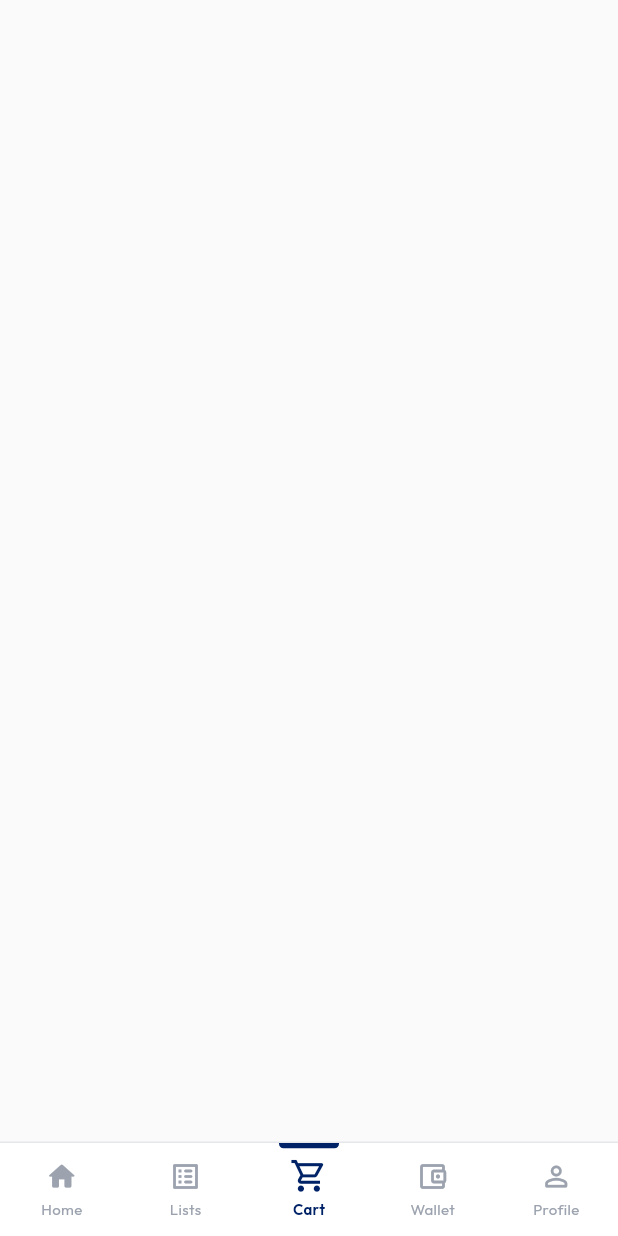
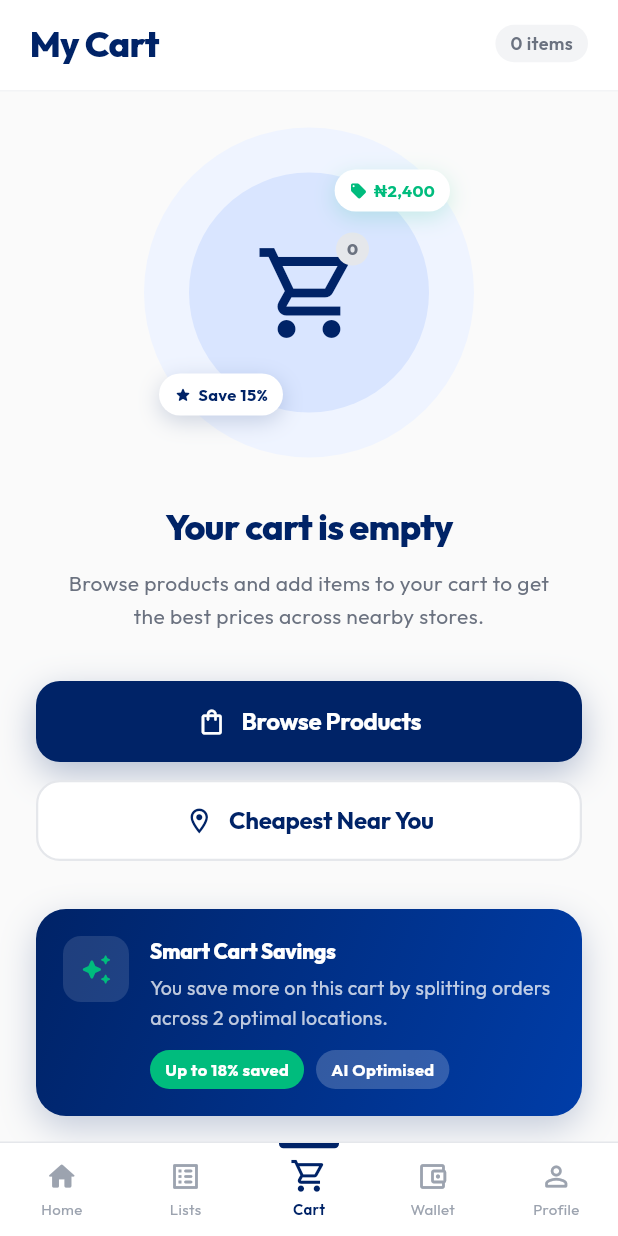
Before and after one commit to tee-15/Priceet-Consumer-App, a Flutter app: the HomeScreen screen opened by its route, item 3 of the bottom bar chosen, on a phone screen of 412 x 824 dp. Run offline on Flutter 3.47's test engine with Material 3 defaults, Android fonts, the phone set to English and light mode, and no system bars; our stand-ins replace flutter_svg; network calls fail.

Commit message:
feat: implement animated cart screen and integrate into home screen layout

```diff
--- /dev/null
+++ b/lib/features/home/presentation/screens/cart_screen.dart
@@ -0,0 +1,567 @@
+import 'package:flutter/material.dart';
+import 'package:flutter/services.dart';
+import '../../../../core/theme/app_colors.dart';
+
+class CartScreen extends StatefulWidget {
+  const CartScreen({super.key});
+
+  @override
+  State<CartScreen> createState() => _CartScreenState();
+}
+
+class _CartScreenState extends State<CartScreen>
+    with SingleTickerProviderStateMixin {
+  late final AnimationController _ctrl;
+  late final Animation<double> _illustrationScale;
+  late final Animation<double> _illustrationFade;
+  late final Animation<Offset> _textSlide;
+  late final Animation<double> _textFade;
+  late final Animation<Offset> _btnSlide;
+  late final Animation<double> _btnFade;
+  late final Animation<Offset> _tipSlide;
+  late final Animation<double> _tipFade;
+
+  @override
+  void initState() {
+    super.initState();
+    SystemChrome.setSystemUIOverlayStyle(const SystemUiOverlayStyle(
+      statusBarColor: Colors.transparent,
+      statusBarIconBrightness: Brightness.dark,
+      statusBarBrightness: Brightness.light,
+    ));
+
+    _ctrl = AnimationController(
+      vsync: this,
+      duration: const Duration(milliseconds: 900),
+    );
+
+    _illustrationFade = CurvedAnimation(
+      parent: _ctrl,
+      curve: const Interval(0.0, 0.5, curve: Curves.easeOut),
+    );
+    _illustrationScale = Tween<double>(begin: 0.7, end: 1.0).animate(
+      CurvedAnimation(
+        parent: _ctrl,
+        curve: const Interval(0.0, 0.55, curve: Curves.elasticOut),
+      ),
+    );
+
+    _textSlide = Tween<Offset>(begin: const Offset(0, 0.25), end: Offset.zero)
+        .animate(CurvedAnimation(
+      parent: _ctrl,
+      curve: const Interval(0.25, 0.65, curve: Curves.easeOutCubic),
+    ));
+    _textFade = CurvedAnimation(
+      parent: _ctrl,
+      curve: const Interval(0.25, 0.65),
+    );
+
+    _btnSlide = Tween<Offset>(begin: const Offset(0, 0.3), end: Offset.zero)
+        .animate(CurvedAnimation(
+      parent: _ctrl,
+      curve: const Interval(0.45, 0.80, curve: Curves.easeOutCubic),
+    ));
+    _btnFade = CurvedAnimation(
+      parent: _ctrl,
+      curve: const Interval(0.45, 0.80),
+    );
+
+    _tipSlide = Tween<Offset>(begin: const Offset(0, 0.3), end: Offset.zero)
+        .animate(CurvedAnimation(
+      parent: _ctrl,
+      curve: const Interval(0.60, 1.0, curve: Curves.easeOutCubic),
+    ));
+    _tipFade = CurvedAnimation(
+      parent: _ctrl,
+      curve: const Interval(0.60, 1.0),
+    );
+
+    _ctrl.forward();
+  }
+
+  @override
+  void dispose() {
+    _ctrl.dispose();
+    super.dispose();
+  }
+
+  @override
+  Widget build(BuildContext context) {
+    return Scaffold(
+      backgroundColor: const Color(0xFFFAFAFA),
+      body: Column(
+        children: [
+          _buildHeader(),
+          Expanded(
+            child: SingleChildScrollView(
+              physics: const BouncingScrollPhysics(),
+              child: Column(
+                children: [
+                  const SizedBox(height: 24),
+                  _buildIllustration(),
+                  const SizedBox(height: 32),
+                  _buildEmptyText(),
+                  const SizedBox(height: 32),
+                  _buildCTAButtons(context),
+                  const SizedBox(height: 32),
+                  _buildSmartSavingsTip(),
+                  const SizedBox(height: 40),
+                ],
+              ),
+            ),
+          ),
+        ],
+      ),
+    );
+  }
+
+  Widget _buildHeader() {
+    return Container(
+      padding: EdgeInsets.only(
+        top: MediaQuery.of(context).padding.top + 12,
+        left: 20,
+        right: 20,
+        bottom: 14,
+      ),
+      decoration: const BoxDecoration(
+        color: Colors.white,
+        border: Border(bottom: BorderSide(color: Color(0xFFF3F4F6))),
+      ),
+      child: Row(
+        children: [
+          const Text(
+            'My Cart',
+            style: TextStyle(
+              fontFamily: 'Outfit',
+              fontSize: 24,
+              fontWeight: FontWeight.w800,
+              color: AppColors.brandBlue,
+              letterSpacing: -0.5,
+            ),
+          ),
+          const Spacer(),
+          Container(
+            padding: const EdgeInsets.symmetric(horizontal: 10, vertical: 4),
+            decoration: BoxDecoration(
+              color: const Color(0xFFF3F4F6),
+              borderRadius: BorderRadius.circular(20),
+            ),
+            child: const Text(
+              '0 items',
+              style: TextStyle(
+                fontFamily: 'Outfit',
+                fontSize: 12,
+                fontWeight: FontWeight.w600,
+                color: Color(0xFF6B7280),
+              ),
+            ),
+          ),
+        ],
+      ),
+    );
+  }
+
+  Widget _buildIllustration() {
+    return FadeTransition(
+      opacity: _illustrationFade,
+      child: ScaleTransition(
+        scale: _illustrationScale,
+        child: SizedBox(
+          width: 220,
+          height: 220,
+          child: Stack(
+            alignment: Alignment.center,
+            children: [
+              // Outer glow ring
+              Container(
+                width: 220,
+                height: 220,
+                decoration: BoxDecoration(
+                  shape: BoxShape.circle,
+                  color: const Color(0xFFEFF4FF),
+                ),
+              ),
+              // Inner circle
+              Container(
+                width: 160,
+                height: 160,
+                decoration: BoxDecoration(
+                  shape: BoxShape.circle,
+                  color: const Color(0xFFD9E5FF),
+                ),
+              ),
+              // Cart icon + decorations
+              Column(
+                mainAxisAlignment: MainAxisAlignment.center,
+                children: [
+                  Stack(
+                    clipBehavior: Clip.none,
+                    children: [
+                      Icon(
+                        Icons.shopping_cart_outlined,
+                        size: 72,
+                        color: AppColors.brandBlue,
+                      ),
+                      // Empty badge
+                      Positioned(
+                        top: -4,
+                        right: -4,
+                        child: Container(
+                          width: 22,
+                          height: 22,
+                          decoration: const BoxDecoration(
+                            color: Color(0xFFE5E7EB),
+                            shape: BoxShape.circle,
+                          ),
+                          alignment: Alignment.center,
+                          child: const Text(
+                            '0',
+                            style: TextStyle(
+                              fontFamily: 'Outfit',
+                              fontSize: 11,
+                              fontWeight: FontWeight.w800,
+                              color: Color(0xFF6B7280),
+                            ),
+                          ),
+                        ),
+                      ),
+                    ],
+                  ),
+                ],
+              ),
+              // Floating price tag — top right
+              Positioned(
+                top: 28,
+                right: 16,
+                child: _floatingBadge('₦2,400', const Color(0xFF00BC7D), Icons.local_offer_rounded),
+              ),
+              // Floating tag — bottom left
+              Positioned(
+                bottom: 28,
+                left: 10,
+                child: _floatingBadge('Save 15%', AppColors.brandBlue, Icons.star_rounded),
+              ),
+            ],
+          ),
+        ),
+      ),
+    );
+  }
+
+  Widget _floatingBadge(String label, Color color, IconData icon) {
+    return Container(
+      padding: const EdgeInsets.symmetric(horizontal: 10, vertical: 6),
+      decoration: BoxDecoration(
+        color: Colors.white,
+        borderRadius: BorderRadius.circular(20),
+        boxShadow: [
+          BoxShadow(
+            color: color.withValues(alpha: 0.18),
+            blurRadius: 12,
+            offset: const Offset(0, 4),
+          ),
+        ],
+      ),
+      child: Row(
+        mainAxisSize: MainAxisSize.min,
+        children: [
+          Icon(icon, size: 12, color: color),
+          const SizedBox(width: 4),
+          Text(
+            label,
+            style: TextStyle(
+              fontFamily: 'Outfit',
+              fontSize: 11,
+              fontWeight: FontWeight.w700,
+              color: color,
+            ),
+          ),
+        ],
+      ),
+    );
+  }
+
+  Widget _buildEmptyText() {
+    return FadeTransition(
+      opacity: _textFade,
+      child: SlideTransition(
+        position: _textSlide,
+        child: Padding(
+          padding: const EdgeInsets.symmetric(horizontal: 40),
+          child: Column(
+            children: [
+              const Text(
+                'Your cart is empty',
+                textAlign: TextAlign.center,
+                style: TextStyle(
+                  fontFamily: 'Outfit',
+                  fontSize: 24,
+                  fontWeight: FontWeight.w800,
+                  color: AppColors.brandBlue,
+                  letterSpacing: -0.5,
+                  height: 1.2,
+                ),
+              ),
+              const SizedBox(height: 12),
+              const Text(
+                'Browse products and add items to your cart to get the best prices across nearby stores.',
+                textAlign: TextAlign.center,
+                style: TextStyle(
+                  fontFamily: 'Outfit',
+                  fontSize: 14,
+                  fontWeight: FontWeight.w400,
+                  color: Color(0xFF6B7280),
+                  height: 1.6,
+                ),
+              ),
+            ],
+          ),
+        ),
+      ),
+    );
+  }
+
+  Widget _buildCTAButtons(BuildContext context) {
+    return FadeTransition(
+      opacity: _btnFade,
+      child: SlideTransition(
+        position: _btnSlide,
+        child: Padding(
+          padding: const EdgeInsets.symmetric(horizontal: 24),
+          child: Column(
+            children: [
+              // Primary CTA
+              _PressableButton(
+                onTap: () => Navigator.of(context).pushNamed('/all-products'),
+                child: Container(
+                  width: double.infinity,
+                  height: 54,
+                  decoration: BoxDecoration(
+                    color: AppColors.brandBlue,
+                    borderRadius: BorderRadius.circular(16),
+                    boxShadow: [
+                      BoxShadow(
+                        color: AppColors.brandBlue.withValues(alpha: 0.28),
+                        blurRadius: 20,
+                        offset: const Offset(0, 8),
+                      ),
+                    ],
+                  ),
+                  alignment: Alignment.center,
+                  child: Row(
+                    mainAxisAlignment: MainAxisAlignment.center,
+                    children: const [
+                      Icon(Icons.shopping_bag_outlined, color: Colors.white, size: 20),
+                      SizedBox(width: 10),
+                      Text(
+                        'Browse Products',
+                        style: TextStyle(
+                          fontFamily: 'Outfit',
+                          fontSize: 16,
+                          fontWeight: FontWeight.w700,
+                          color: Colors.white,
+                          letterSpacing: -0.2,
+                        ),
+                      ),
+                    ],
+                  ),
+                ),
+              ),
+              const SizedBox(height: 12),
+              // Secondary CTA
+              _PressableButton(
+                onTap: () => Navigator.of(context).pushNamed('/cheapest-near-you'),
+                child: Container(
+                  width: double.infinity,
+                  height: 54,
+                  decoration: BoxDecoration(
+                    color: Colors.white,
+                    borderRadius: BorderRadius.circular(16),
+                    border: Border.all(color: const Color(0xFFE5E7EB), width: 1.5),
+                  ),
+                  alignment: Alignment.center,
+                  child: Row(
+                    mainAxisAlignment: MainAxisAlignment.center,
+                    children: [
+                      Icon(Icons.location_on_outlined, color: AppColors.brandBlue, size: 20),
+                      const SizedBox(width: 10),
+                      Text(
+                        'Cheapest Near You',
+                        style: TextStyle(
+                          fontFamily: 'Outfit',
+                          fontSize: 16,
+                          fontWeight: FontWeight.w700,
+                          color: AppColors.brandBlue,
+                          letterSpacing: -0.2,
+                        ),
+                      ),
+                    ],
+                  ),
+                ),
+              ),
+            ],
+          ),
+        ),
+      ),
+    );
+  }
+
+  Widget _buildSmartSavingsTip() {
+    return FadeTransition(
+      opacity: _tipFade,
+      child: SlideTransition(
+        position: _tipSlide,
+        child: Padding(
+          padding: const EdgeInsets.symmetric(horizontal: 24),
+          child: Container(
+            padding: const EdgeInsets.all(18),
+            decoration: BoxDecoration(
+              gradient: const LinearGradient(
+                begin: Alignment.topLeft,
+                end: Alignment.bottomRight,
+                colors: [Color(0xFF002367), Color(0xFF003DA8)],
+              ),
+              borderRadius: BorderRadius.circular(20),
+              boxShadow: [
+                BoxShadow(
+                  color: AppColors.brandBlue.withValues(alpha: 0.22),
+                  blurRadius: 20,
+                  offset: const Offset(0, 8),
+                ),
+              ],
+            ),
+            child: Row(
+              crossAxisAlignment: CrossAxisAlignment.start,
+              children: [
+                // Icon
+                Container(
+                  width: 44,
+                  height: 44,
+                  decoration: BoxDecoration(
+                    color: Colors.white.withValues(alpha: 0.12),
+                    borderRadius: BorderRadius.circular(12),
+                  ),
+                  child: const Icon(
+                    Icons.auto_awesome_rounded,
+                    color: Color(0xFF00BC7D),
+                    size: 22,
+                  ),
+                ),
+                const SizedBox(width: 14),
+                Expanded(
+                  child: Column(
+                    crossAxisAlignment: CrossAxisAlignment.start,
+                    children: [
+                      const Text(
+                        'Smart Cart Savings',
+                        style: TextStyle(
+                          fontFamily: 'Outfit',
+                          fontSize: 14,
+                          fontWeight: FontWeight.w800,
+                          color: Colors.white,
+                          letterSpacing: -0.2,
+                        ),
+                      ),
+                      const SizedBox(height: 4),
+                      Text(
+                        'You save more on this cart by splitting orders across 2 optimal locations.',
+                        style: TextStyle(
+                          fontFamily: 'Outfit',
+                          fontSize: 13,
+                          fontWeight: FontWeight.w400,
+                          color: Colors.white.withValues(alpha: 0.75),
+                          height: 1.5,
+                        ),
+                      ),
+                      const SizedBox(height: 12),
+                      // Stat pills
+                      Row(
+                        children: [
+                          _statPill('Up to 18% saved', const Color(0xFF00BC7D)),
+                          const SizedBox(width: 8),
+                          _statPill('AI Optimised', Colors.white.withValues(alpha: 0.20)),
+                        ],
+                      ),
+                    ],
+                  ),
+                ),
+              ],
+            ),
+          ),
+        ),
+      ),
+    );
+  }
+
+  Widget _statPill(String text, Color bg) {
+    final isGreen = bg == const Color(0xFF00BC7D);
+    return Container(
+      padding: const EdgeInsets.symmetric(horizontal: 10, vertical: 5),
+      decoration: BoxDecoration(
+        color: bg,
+        borderRadius: BorderRadius.circular(20),
+      ),
+      child: Text(
+        text,
+        style: TextStyle(
+          fontFamily: 'Outfit',
+          fontSize: 11,
+          fontWeight: FontWeight.w700,
+          color: isGreen ? Colors.white : Colors.white,
+        ),
+      ),
+    );
+  }
+}
+
+// ── Pressable Button with scale effect ──────────────────────────────────────
+
+class _PressableButton extends StatefulWidget {
+  const _PressableButton({required this.child, required this.onTap});
+  final Widget child;
+  final VoidCallback onTap;
+
+  @override
+  State<_PressableButton> createState() => _PressableButtonState();
+}
+
+class _PressableButtonState extends State<_PressableButton>
+    with SingleTickerProviderStateMixin {
+  late final AnimationController _ctrl;
+  late final Animation<double> _scale;
+
+  @override
+  void initState() {
+    super.initState();
+    _ctrl = AnimationController(
+      vsync: this,
+      duration: const Duration(milliseconds: 90),
+    );
+    _scale = Tween<double>(begin: 1.0, end: 0.96).animate(
+      CurvedAnimation(parent: _ctrl, curve: Curves.easeIn),
+    );
+  }
+
+  @override
+  void dispose() {
+    _ctrl.dispose();
+    super.dispose();
+  }
+
+  @override
+  Widget build(BuildContext context) {
+    return GestureDetector(
+      onTapDown: (_) => _ctrl.forward(),
+      onTapUp: (_) {
+        _ctrl.reverse();
+        widget.onTap();
+      },
+      onTapCancel: () => _ctrl.reverse(),
+      child: AnimatedBuilder(
+        animation: _scale,
+        builder: (_, child) => Transform.scale(scale: _scale.value, child: child),
+        child: widget.child,
+      ),
+    );
+  }
+}
--- a/lib/features/home/presentation/screens/home_screen.dart
+++ b/lib/features/home/presentation/screens/home_screen.dart
@@ -6,6 +6,7 @@ import 'retailer_details_screen.dart';
 import 'voucher_detail_screen.dart';
 
 import 'lists_screen.dart';
+import 'cart_screen.dart';
 
 class HomeScreen extends StatefulWidget {
   const HomeScreen({super.key});
@@ -37,7 +38,7 @@ class _HomeScreenState extends State<HomeScreen> {
           children: [
             const _HomeContent(),
             const ListsScreen(),
-            const SizedBox.shrink(),
+            const CartScreen(),
             const SizedBox.shrink(),
             const SizedBox.shrink(),
           ],
```
